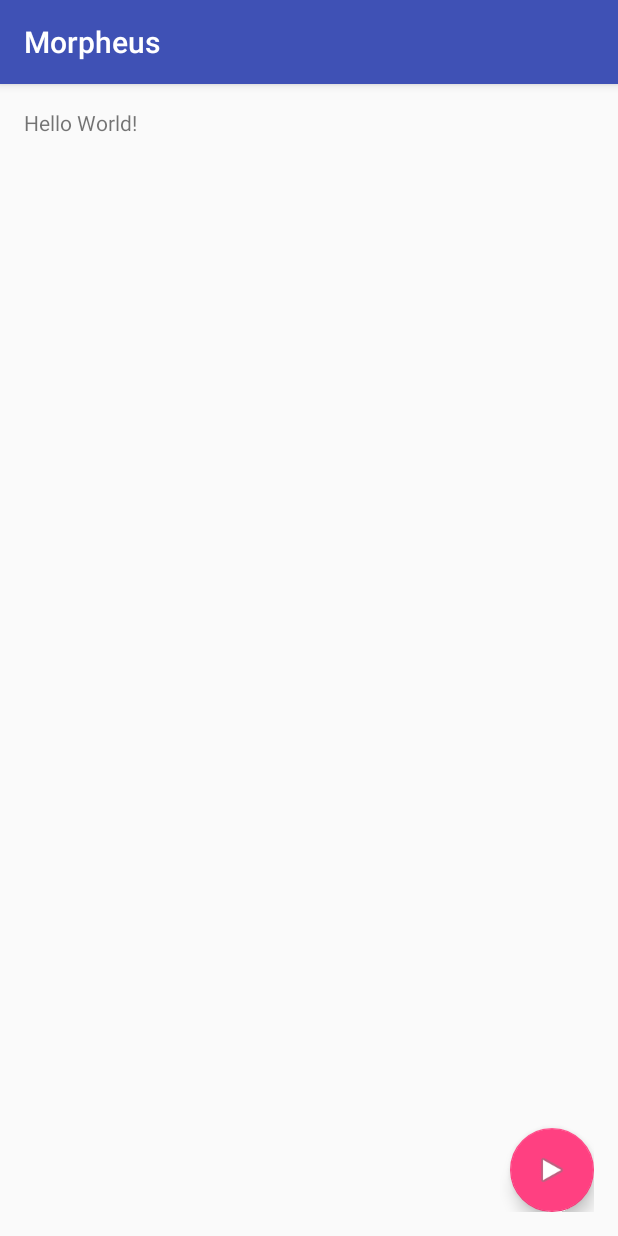
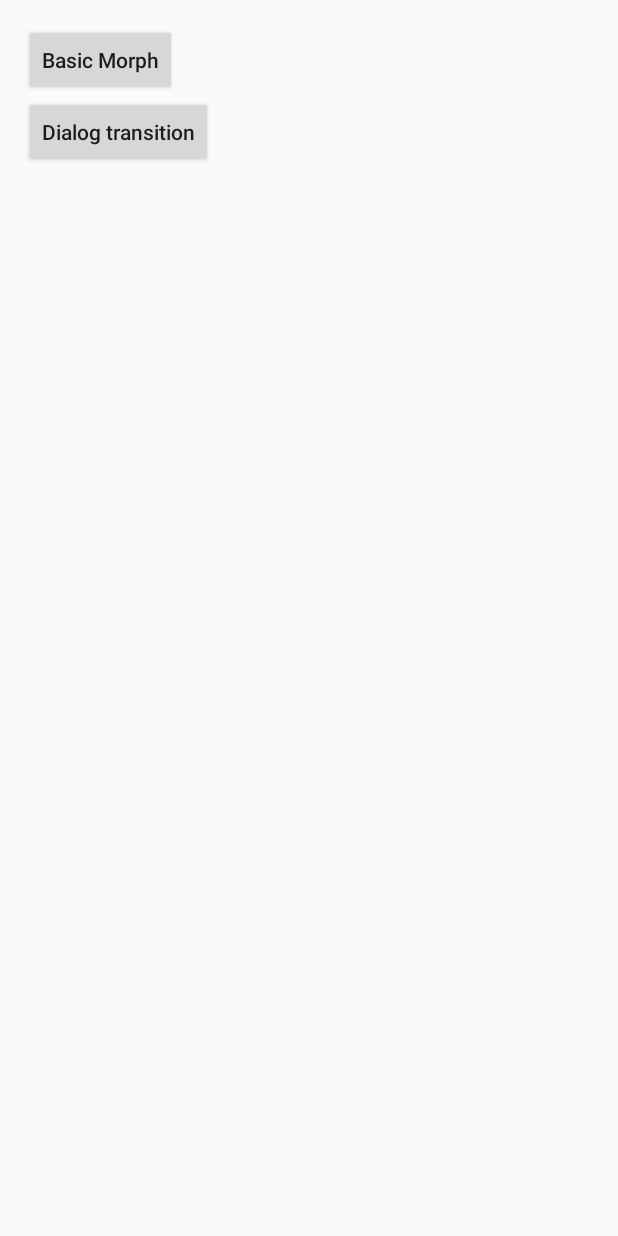
Before and after one commit to girish3/Morpheus, an Android app: the screen it shows after launch (SampleActivity before the commit, MenuActivity after it), on a phone screen of 412 x 824 dp. Run offline under Robolectric (Android 15) with nearby library versions, the phone set to English and light mode, and no system bars.

Commit message:
menu activity for showing examples, gifs, minor fixes

```diff
--- a/Sample/src/main/java/github/girish3/sample/SampleActivity.java
+++ b/Sample/src/main/java/github/girish3/sample/DialogTranstionActivity.java
@@ -8,11 +8,11 @@ import android.view.View;
 import butterknife.ButterKnife;
 import butterknife.OnClick;
 
-public class SampleActivity extends AppCompatActivity {
+public class DialogTranstionActivity extends AppCompatActivity {
 
     @OnClick(R.id.fab)
     void onFabClick(View view) {
-        Bundle bundle = ActivityOptions.makeSceneTransitionAnimation(SampleActivity.this, view, getResources().getString(R.string.dialog_transition)).toBundle();
+        Bundle bundle = ActivityOptions.makeSceneTransitionAnimation(DialogTranstionActivity.this, view, getResources().getString(R.string.dialog_transition)).toBundle();
         Intent intent = new Intent(this, DialogActivity.class);
         startActivity(intent, bundle);
     }
--- /dev/null
+++ b/Sample/src/main/java/github/girish3/sample/MenuActivity.java
@@ -0,0 +1,25 @@
+package github.girish3.sample;
+
+import android.content.Intent;
+import android.support.v7.app.AppCompatActivity;
+import android.os.Bundle;
+import android.view.View;
+
+public class MenuActivity extends AppCompatActivity {
+
+    @Override
+    protected void onCreate(Bundle savedInstanceState) {
+        super.onCreate(savedInstanceState);
+        setContentView(R.layout.activity_menu);
+    }
+
+    public void openBasicMorph(View view) {
+        Intent intent = new Intent(this, BasicMorphActivity.class);
+        startActivity(intent);
+    }
+
+    public void openDialogTransition(View view) {
+        Intent intent = new Intent(this, DialogTranstionActivity.class);
+        startActivity(intent);
+    }
+}
--- /dev/null
+++ b/Sample/src/main/res/drawable/blue_rounded_rect.xml
@@ -0,0 +1,5 @@
+<?xml version="1.0" encoding="UTF-8"?>
+<shape xmlns:android="http://schemas.android.com/apk/res/android">
+    <solid android:color="@color/blue_i"/>
+    <corners android:radius="@dimen/dialog_border_radius"/>
+</shape>
--- /dev/null
+++ b/Sample/src/main/res/layout/activity_menu.xml
@@ -0,0 +1,27 @@
+<?xml version="1.0" encoding="utf-8"?>
+<LinearLayout xmlns:android="http://schemas.android.com/apk/res/android"
+    xmlns:tools="http://schemas.android.com/tools"
+    android:layout_width="match_parent"
+    android:layout_height="match_parent"
+    android:paddingBottom="@dimen/activity_vertical_margin"
+    android:paddingLeft="@dimen/activity_horizontal_margin"
+    android:paddingRight="@dimen/activity_horizontal_margin"
+    android:paddingTop="@dimen/activity_vertical_margin"
+    android:orientation="vertical"
+    tools:context="github.girish3.sample.MenuActivity">
+
+    <Button
+        android:layout_width="wrap_content"
+        android:layout_height="wrap_content"
+        android:text="Basic Morph"
+        android:textAllCaps="false"
+        android:onClick="openBasicMorph"/>
+
+    <Button
+        android:layout_width="wrap_content"
+        android:layout_height="wrap_content"
+        android:text="Dialog transition"
+        android:textAllCaps="false"
+        android:onClick="openDialogTransition"/>
+
+</LinearLayout>
--- a/Sample/src/main/res/layout/activity_sample.xml
+++ b/Sample/src/main/res/layout/activity_sample.xml
@@ -3,23 +3,15 @@
     xmlns:tools="http://schemas.android.com/tools"
     android:layout_width="match_parent"
     android:layout_height="match_parent"
-    android:paddingBottom="@dimen/activity_vertical_margin"
-    android:paddingLeft="@dimen/activity_horizontal_margin"
-    android:paddingRight="@dimen/activity_horizontal_margin"
-    android:paddingTop="@dimen/activity_vertical_margin"
-    tools:context="github.girish3.sample.SampleActivity">
-
-    <TextView
-        android:layout_width="wrap_content"
-        android:layout_height="wrap_content"
-        android:text="Hello World!" />
+    tools:context=".DialogTranstionActivity">
 
     <android.support.design.widget.FloatingActionButton
         android:id="@+id/fab"
         android:transitionName="@string/dialog_transition"
         android:layout_width="wrap_content"
         android:layout_height="wrap_content"
-        android:src="@android:drawable/ic_media_play"
+        android:layout_margin="20dp"
+        android:src="@drawable/plus"
         android:layout_alignParentBottom="true"
         android:layout_alignParentRight="true"/>
 
--- a/Sample/src/main/res/values/colors.xml
+++ b/Sample/src/main/res/values/colors.xml
@@ -1,9 +1,12 @@
 <?xml version="1.0" encoding="utf-8"?>
 <resources>
-    <color name="colorPrimary">#3F51B5</color>
-    <color name="colorPrimaryDark">#303F9F</color>
-    <color name="colorAccent">#FF4081</color>
+    <color name="colorPrimary">#B8B8B8</color>
+    <color name="colorPrimaryDark">#626262</color>
+    <color name="colorAccent">#50EB8F</color>
     <color name="translucent_black_i">#55000000</color>
     <color name="translucent_black_ii">#11000000</color>
     <color name="blue_i">#3EB9E6</color>
+    <color name="red">#FF566A</color>
+    <color name="green">#50EB8F</color>
+
 </resources>
--- a/Sample/src/main/res/values/dimens.xml
+++ b/Sample/src/main/res/values/dimens.xml
@@ -2,5 +2,5 @@
     <!-- Default screen margins, per the Android Design guidelines. -->
     <dimen name="activity_horizontal_margin">16dp</dimen>
     <dimen name="activity_vertical_margin">16dp</dimen>
-    <dimen name="dialog_border_radius">1dp</dimen>
+    <dimen name="dialog_border_radius">10dp</dimen>
 </resources>
--- a/Sample/src/main/res/values/styles.xml
+++ b/Sample/src/main/res/values/styles.xml
@@ -1,7 +1,7 @@
 <resources>
 
     <!-- Base application theme. -->
-    <style name="AppTheme" parent="Theme.AppCompat.Light.DarkActionBar">
+    <style name="AppTheme" parent="Theme.AppCompat.Light.NoActionBar">
         <!-- Customize your theme here. -->
         <item name="colorPrimary">@color/colorPrimary</item>
         <item name="colorPrimaryDark">@color/colorPrimaryDark</item>
```
Also changed, not shown: Sample/src/main/AndroidManifest.xml (+8 -3 lines), Sample/src/main/java/github/girish3/sample/DialogActivity.java (+20 -1 lines), Sample/src/main/res/drawable/green_circle.xml (added, +12 -0 lines), Sample/src/main/res/layout/activity_dialog.xml (+34 -53 lines), 2 other files.
